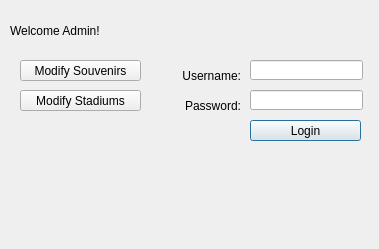
Old version of the form admin.ui in the repository ellenyim8/project2.
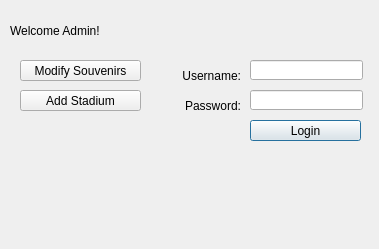
New version of the form.

The edit to the form file:
```diff
--- a/admin.ui
+++ b/admin.ui
@@ -114,7 +114,7 @@
     </rect>
    </property>
    <property name="text">
-    <string>Modify Stadiums</string>
+    <string>Add Stadium</string>
    </property>
   </widget>
  </widget>
```
